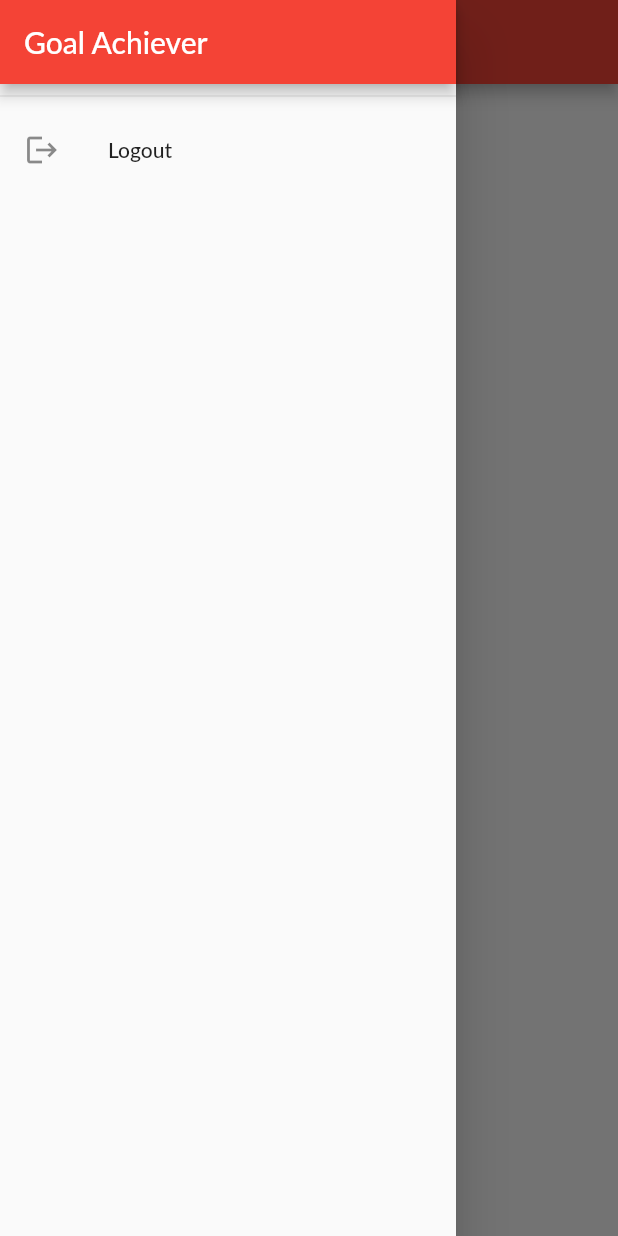
After one commit to FelipeEiji/goal-achiever, a Flutter app: the TaskList screen opened directly, in the side drawer, after a tap on "Logout", on a phone screen of 412 x 824 dp. The commit adds this screen. Run offline on Flutter 3.47's test engine with Material 2 defaults, Android fonts, the phone set to English and light mode, and no system bars; Roboto replaces fonts that are missing (Lato).

Commit message:
feat: hamburger menu with logout function and task list as home page

```diff
--- a/lib/main.dart
+++ b/lib/main.dart
@@ -1,4 +1,5 @@
 import 'package:flutter/material.dart';
+import 'package:goal_achiever/screens/task_list.dart';
 import 'package:provider/provider.dart';
 
 import 'package:goal_achiever/providers/auth.dart';
@@ -15,15 +16,16 @@ class MyApp extends StatelessWidget {
             value: Auth(),
           ),
         ],
-      child: MaterialApp(
+        child: Consumer<Auth>(
+          builder: (ctx, auth, _) => MaterialApp(
             title: 'GoalAchiever',
             theme: ThemeData(
               primarySwatch: Colors.red,
               accentColor: Colors.redAccent,
               fontFamily: 'Lato',
             ),
-        home: LoginScreen(),
+            home: auth.isAuth ? TaskList() : LoginScreen(),
           ),
-    );
+        ));
   }
 }
--- a/lib/providers/auth.dart
+++ b/lib/providers/auth.dart
@@ -5,9 +5,22 @@ import 'package:goal_achiever/models/http_exception.dart';
 import 'package:http/http.dart' as http;
 
 class Auth with ChangeNotifier {
-  late String _token;
-  late DateTime _expiryDate;
-  late String _userId;
+  String? _token;
+  DateTime? _expiryDate;
+  String? _userId;
+
+  bool get isAuth {
+    return token != null;
+  }
+
+  String? get token {
+    if (_expiryDate != null &&
+        _expiryDate!.isAfter(DateTime.now()) &&
+        _token != null) {
+      return _token;
+    }
+    return null;
+  }
 
   Future<void> _authenticate(
       String email, String password, String urlSegment) async {
@@ -28,7 +41,14 @@ class Auth with ChangeNotifier {
       if (responseData['error'] != null) {
         throw HttpException(responseData['error']['message']);
       }
-      ;
+      _token = responseData['idToken'];
+      _userId = responseData['localId'];
+      _expiryDate = DateTime.now().add(
+        Duration(
+          seconds: int.parse(responseData['expiresIn']),
+        ),
+      );
+      notifyListeners();
     } catch (error) {
       throw error;
     }
@@ -41,4 +61,11 @@ class Auth with ChangeNotifier {
   Future<void> login(String email, String password) async {
     return _authenticate(email, password, 'signInWithPassword');
   }
+
+  void logout() {
+    _token = null;
+    _userId = null;
+    _expiryDate = null;
+    notifyListeners();
+  }
 }
--- /dev/null
+++ b/lib/screens/task_list.dart
@@ -0,0 +1,20 @@
+import 'package:flutter/material.dart';
+
+import 'package:goal_achiever/widgets/hamburger_menu.dart';
+
+class TaskList extends StatefulWidget {
+  @override
+  _TaskListState createState() => _TaskListState();
+}
+
+class _TaskListState extends State<TaskList> {
+  @override
+  Widget build(BuildContext context) {
+    return Scaffold(
+      appBar: AppBar(
+        title: Text('GoalAchiever'),
+      ),
+      drawer: HamburgerMenu(),
+    );
+  }
+}
--- /dev/null
+++ b/lib/widgets/hamburger_menu.dart
@@ -0,0 +1,26 @@
+import 'package:flutter/material.dart';
+import 'package:provider/provider.dart';
+
+import '../providers/auth.dart';
+
+class HamburgerMenu extends StatelessWidget {
+  @override
+  Widget build(BuildContext context) {
+    return Drawer(
+        child: Column(
+      children: [
+        AppBar(
+          title: Text('Goal Achiever'),
+          automaticallyImplyLeading: false,
+        ),
+        Divider(),
+        ListTile(
+            leading: Icon(Icons.logout),
+            title: Text('Logout'),
+            onTap: () {
+              Provider.of<Auth>(context, listen: false).logout();
+            })
+      ],
+    ));
+  }
+}
```
Lines whose indentation alone changed are shown as unchanged.
